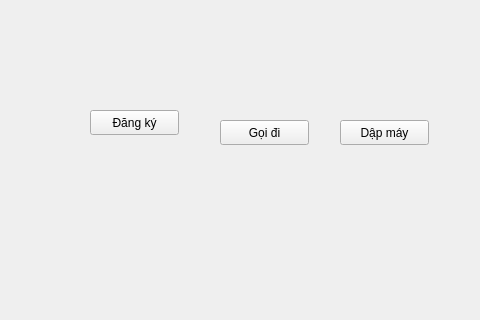
First picture: the form in mainwindow.ui, repository ledangquangdangquang/VoIP-SIP-Simulator, before the edit; both pictures show x 0 to 480 and y 0 to 320 of the 800 by 600 pixel window.
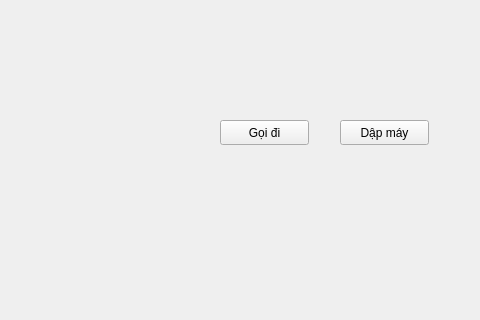
Second picture: the form after the edit.

```diff
--- a/mainwindow.ui
+++ b/mainwindow.ui
@@ -14,19 +14,6 @@
    <string>MainWindow</string>
   </property>
   <widget class="QWidget" name="centralwidget">
-   <widget class="QPushButton" name="btnRegister">
-    <property name="geometry">
-     <rect>
-      <x>90</x>
-      <y>110</y>
-      <width>89</width>
-      <height>25</height>
-     </rect>
-    </property>
-    <property name="text">
-     <string>Đăng ký</string>
-    </property>
-   </widget>
    <widget class="QPushButton" name="btnCall">
     <property name="geometry">
      <rect>
```
